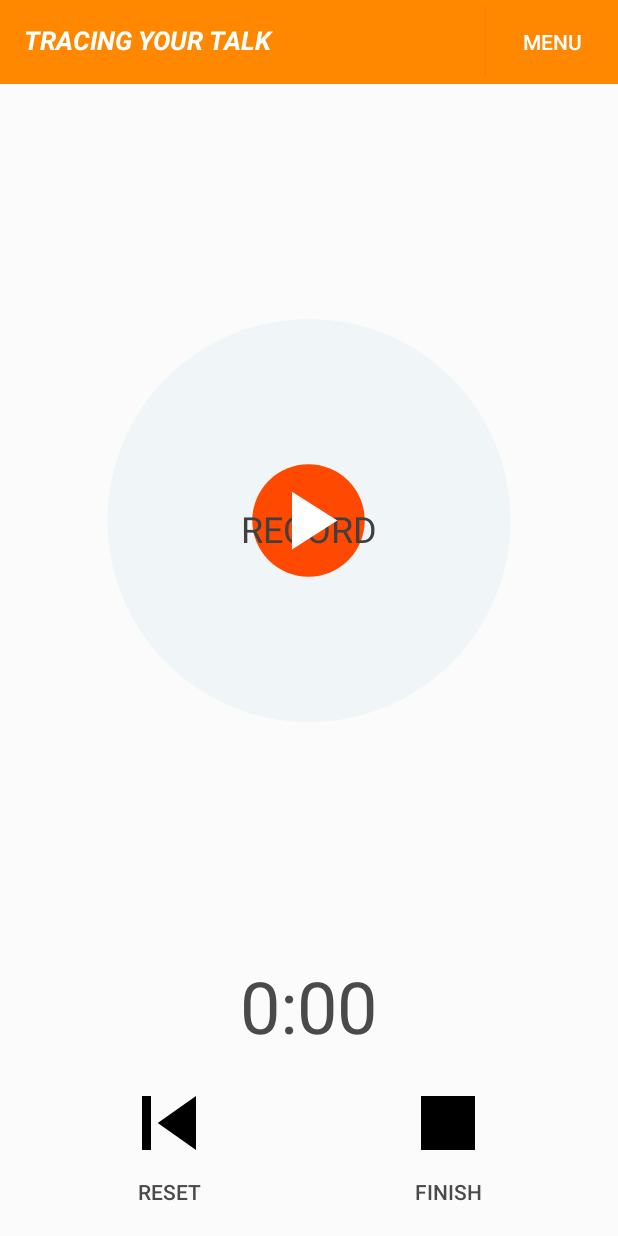
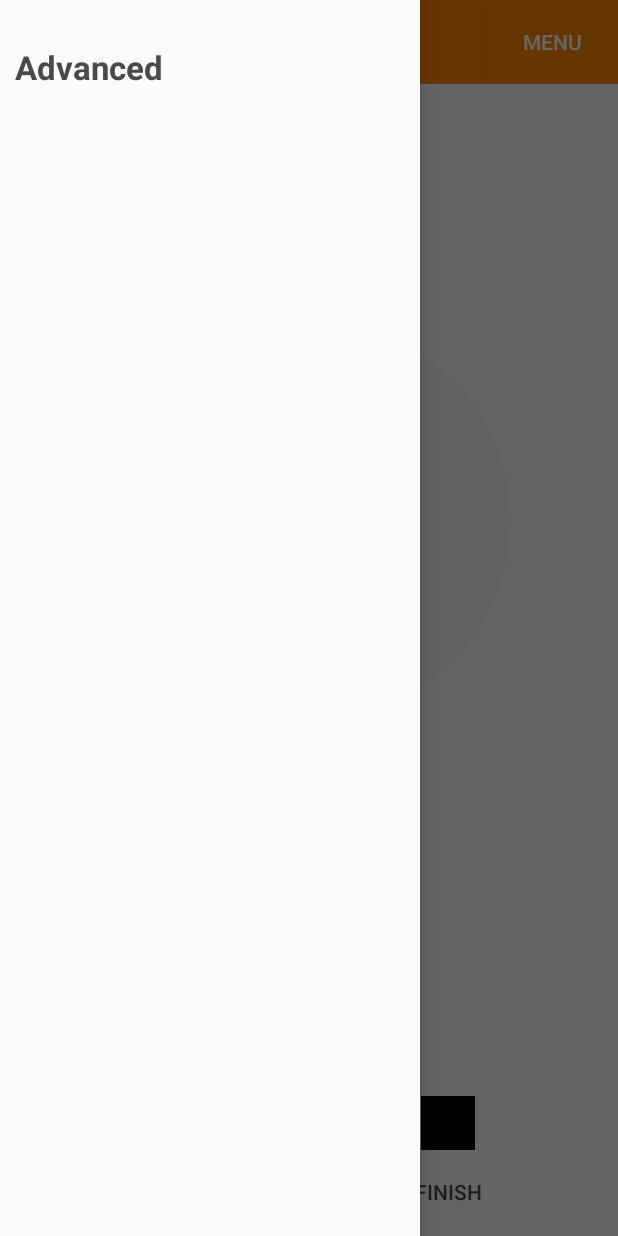
Before and after one commit to NoelC15/ConvMod, an Android app: the RecordingActivity screen opened directly, with no data from a screen before it, after a tap on "MENU", on a phone screen of 412 x 824 dp. Run offline under Robolectric (Android 15) with nearby library versions, the light colour scheme and no system bars.

Commit message:
backup menu

```diff
--- a/app/src/main/res/layout/activity_recording.xml
+++ b/app/src/main/res/layout/activity_recording.xml
@@ -3,7 +3,8 @@
     xmlns:app="http://schemas.android.com/apk/res-auto"
     android:id="@+id/drawer_layout"
     android:layout_width="match_parent"
-    android:layout_height="match_parent">
+    android:layout_height="match_parent"
+    android:fitsSystemWindows="true">
 
 <LinearLayout xmlns:android="http://schemas.android.com/apk/res/android"
     android:id="@+id/recording_root_view"
@@ -142,5 +143,16 @@
 
     </LinearLayout>
 </LinearLayout>
+    <android.support.design.widget.NavigationView
+        android:id="@+id/nav_view"
+        android:layout_width="wrap_content"
+        android:layout_height="match_parent"
+        android:layout_gravity="start"
+        android:fitsSystemWindows="true"
+        android:choiceMode="singleChoice"
+        app:menu="@menu/recording_drawer"
+        app:headerLayout="@layout/drawer_header"/>
+
+
 
 </android.support.v4.widget.DrawerLayout>
--- a/app/src/main/res/layout/drawer_header.xml
+++ b/app/src/main/res/layout/drawer_header.xml
@@ -6,6 +6,7 @@
     <TextView
         android:layout_width="wrap_content"
         android:layout_height="wrap_content"
+        android:layout_marginTop="20dp"
         android:padding="10sp"
         android:text="@string/drawer_title"
         android:textAppearance="?android:attr/textAppearanceLarge"
--- /dev/null
+++ b/app/src/main/res/menu/recording_drawer.xml
@@ -0,0 +1,4 @@
+<?xml version="1.0" encoding="utf-8"?>
+<menu xmlns:android="http://schemas.android.com/apk/res/android">
+
+</menu>
```
Also changed, not shown: 1 other file.
